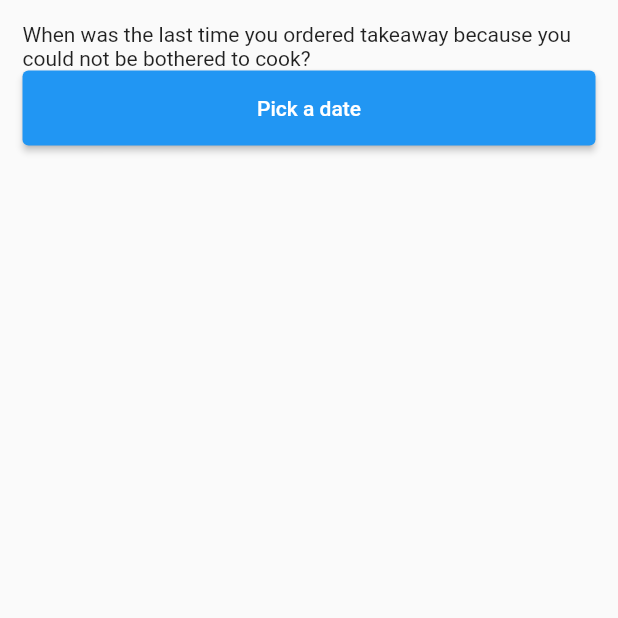
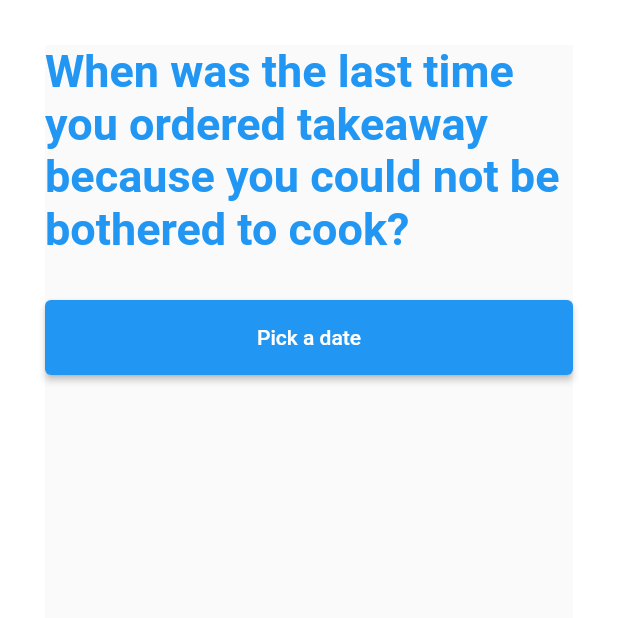
Before and after one commit to kmn400/UI_clone_survey, a Flutter app: the CalendarSurvey screen opened directly, on a phone screen of 412 x 824 dp, the top half of it. Run offline on Flutter 3.47's test engine with Material 2 defaults, Android fonts, the phone set to English and light mode, and no system bars.

Commit message:
220202_ui_survey2

```diff
--- a/lib/main.dart
+++ b/lib/main.dart
@@ -1,5 +1,5 @@
 import 'package:flutter/material.dart';
-import 'package:survey/ui/survey/page/radio_survey.dart';
+import 'package:survey/ui/login/login_screen.dart';
 
 void main() {
   runApp(const MyApp());
@@ -25,7 +25,7 @@ class MyApp extends StatelessWidget {
         // is not restarted.
         primarySwatch: Colors.blue,
       ),
-      home: RadioSurvey(),
+      home: LoginScreen(),
     );
   }
 }
--- a/lib/ui/survey/page/calendar_survey.dart
+++ b/lib/ui/survey/page/calendar_survey.dart
@@ -6,13 +6,23 @@ class CalendarSurvey extends StatelessWidget {
   @override
   Widget build(BuildContext context) {
     return Padding(
-      padding: const EdgeInsets.all(15),
-      child: Column(
+      padding: const EdgeInsets.all(30.0),
+      child: Scaffold(
+        body: Column(
           children: [
             Text(
-              'When was the last time you ordered takeaway because you could not be bothered to cook?'),
+                'When was the last time you ordered takeaway because you could not be bothered to cook?',
+                style: TextStyle(
+                    fontSize: 30.0,
+                    fontWeight: FontWeight.bold,
+                    color: Colors.blue)),
+            SizedBox(
+              width: 30,
+              height: 30,
+            ),
             ElevatedButton(
-              style: ElevatedButton.styleFrom(minimumSize: Size.fromHeight(50)),
+                style:
+                    ElevatedButton.styleFrom(minimumSize: Size.fromHeight(50)),
                 onPressed: () async {
                   final date = await showDatePicker(
                       context: context,
@@ -23,6 +33,7 @@ class CalendarSurvey extends StatelessWidget {
                 child: const Text('Pick a date'))
           ],
         ),
+      ),
     );
   }
 }
```
Also changed, not shown: lib/ui/login/login_screen.dart (+10 -5 lines), lib/ui/survey/page/checkbox_survey.dart (+13 -2 lines), lib/ui/survey/page/done_survey.dart (+32 -8 lines), lib/ui/survey/page/radio_survey.dart (+10 -2 lines). Lines whose indentation alone changed are shown as unchanged.
